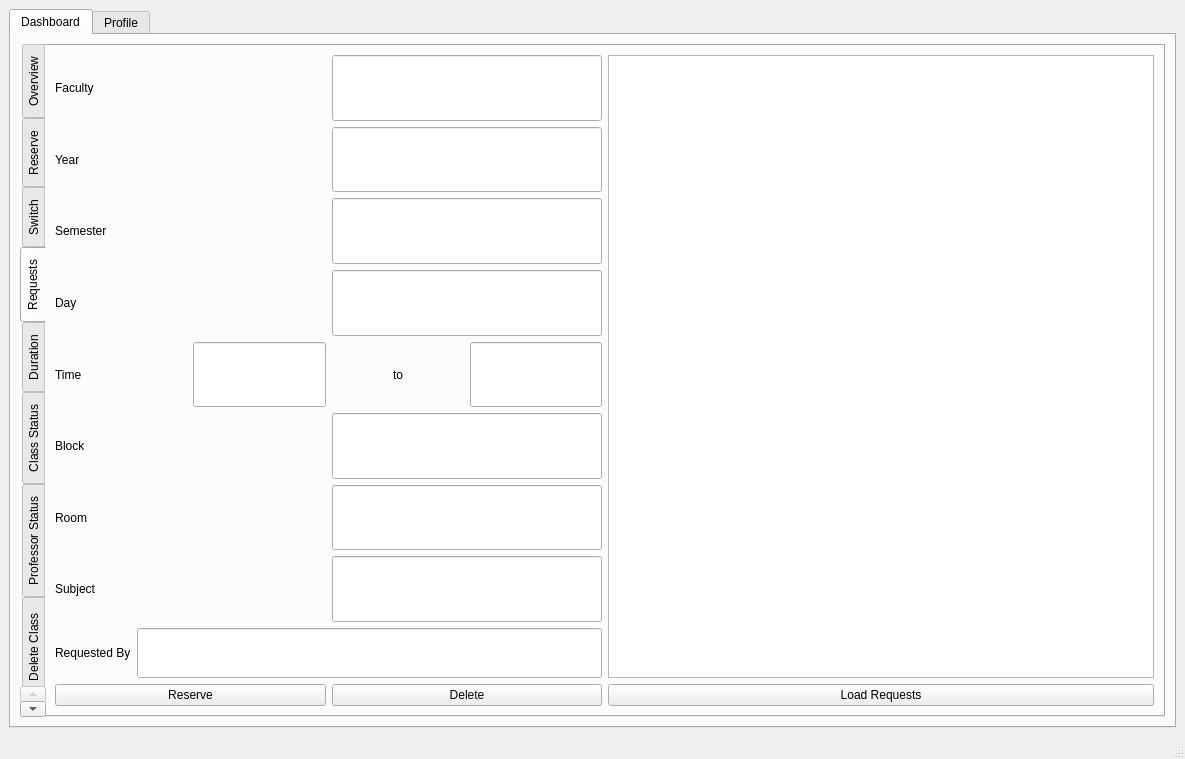
First picture: the form in bms/mainwindow.ui, repository MythicSTR/bms-project, before the edit.
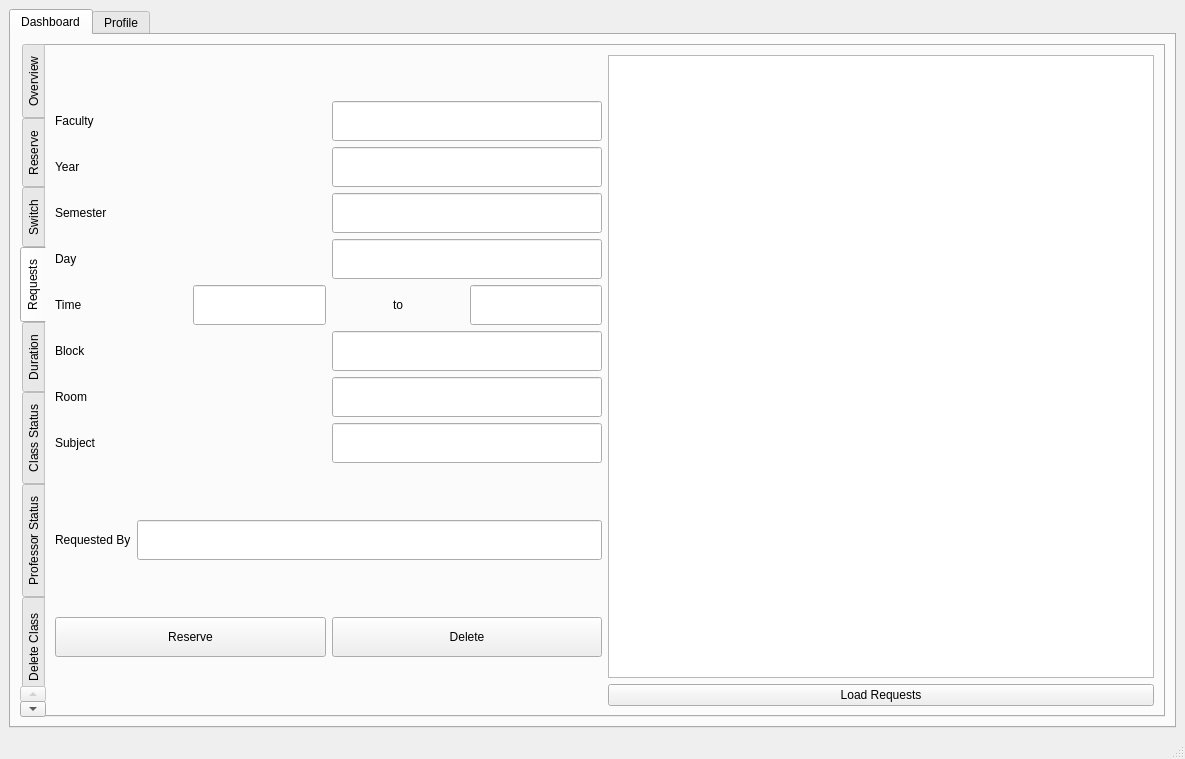
Second picture: the form after the edit. The open tabs and pages were chosen to show the change. Icons and pictures are not drawn.

The edit to the form file:
```diff
--- a/bms/mainwindow.ui
+++ b/bms/mainwindow.ui
@@ -51,6 +51,12 @@
        <layout class="QHBoxLayout" name="horizontalLayout_2">
         <item>
          <widget class="QTabWidget" name="dashboardTabWidget">
+          <property name="sizePolicy">
+           <sizepolicy hsizetype="Expanding" vsizetype="Expanding">
+            <horstretch>0</horstretch>
+            <verstretch>0</verstretch>
+           </sizepolicy>
+          </property>
           <property name="styleSheet">
            <string notr="true"/>
           </property>
@@ -1294,11 +1300,17 @@
                   <item>
                    <widget class="QLineEdit" name="req_faculty">
                     <property name="sizePolicy">
-                     <sizepolicy hsizetype="Minimum" vsizetype="Minimum">
+                     <sizepolicy hsizetype="Minimum" vsizetype="Maximum">
                       <horstretch>0</horstretch>
                       <verstretch>0</verstretch>
                      </sizepolicy>
                     </property>
+                    <property name="minimumSize">
+                     <size>
+                      <width>0</width>
+                      <height>40</height>
+                     </size>
+                    </property>
                    </widget>
                   </item>
                  </layout>
@@ -1321,11 +1333,17 @@
                   <item>
                    <widget class="QLineEdit" name="req_year">
                     <property name="sizePolicy">
-                     <sizepolicy hsizetype="Minimum" vsizetype="Minimum">
+                     <sizepolicy hsizetype="Minimum" vsizetype="Maximum">
                       <horstretch>0</horstretch>
                       <verstretch>0</verstretch>
                      </sizepolicy>
                     </property>
+                    <property name="minimumSize">
+                     <size>
+                      <width>0</width>
+                      <height>40</height>
+                     </size>
+                    </property>
                    </widget>
                   </item>
                  </layout>
@@ -1348,11 +1366,17 @@
                   <item>
                    <widget class="QLineEdit" name="req_semester">
                     <property name="sizePolicy">
-                     <sizepolicy hsizetype="Minimum" vsizetype="Minimum">
+                     <sizepolicy hsizetype="Minimum" vsizetype="Maximum">
                       <horstretch>0</horstretch>
                       <verstretch>0</verstretch>
                      </sizepolicy>
                     </property>
+                    <property name="minimumSize">
+                     <size>
+                      <width>0</width>
+                      <height>40</height>
+                     </size>
+                    </property>
                    </widget>
                   </item>
                  </layout>
@@ -1375,11 +1399,17 @@
                   <item>
                    <widget class="QLineEdit" name="req_day">
                     <property name="sizePolicy">
-                     <sizepolicy hsizetype="Minimum" vsizetype="Minimum">
+                     <sizepolicy hsizetype="Minimum" vsizetype="Maximum">
                       <horstretch>0</horstretch>
                       <verstretch>0</verstretch>
                      </sizepolicy>
                     </property>
+                    <property name="minimumSize">
+                     <size>
+                      <width>0</width>
+                      <height>40</height>
+                     </size>
+                    </property>
                    </widget>
                   </item>
                  </layout>
@@ -1402,11 +1432,17 @@
                   <item>
                    <widget class="QLineEdit" name="req_start">
                     <property name="sizePolicy">
-                     <sizepolicy hsizetype="Minimum" vsizetype="Minimum">
+                     <sizepolicy hsizetype="Minimum" vsizetype="Maximum">
                       <horstretch>0</horstretch>
                       <verstretch>0</verstretch>
                      </sizepolicy>
                     </property>
+                    <property name="minimumSize">
+                     <size>
+                      <width>0</width>
+                      <height>40</height>
+                     </size>
+                    </property>
                    </widget>
                   </item>
                   <item>
@@ -1422,11 +1458,17 @@
                   <item>
                    <widget class="QLineEdit" name="req_end">
                     <property name="sizePolicy">
-                     <sizepolicy hsizetype="Minimum" vsizetype="Minimum">
+                     <sizepolicy hsizetype="Minimum" vsizetype="Maximum">
                       <horstretch>0</horstretch>
                       <verstretch>0</verstretch>
                      </sizepolicy>
                     </property>
+                    <property name="minimumSize">
+                     <size>
+                      <width>0</width>
+                      <height>40</height>
+                     </size>
+                    </property>
                    </widget>
                   </item>
                  </layout>
@@ -1449,11 +1491,17 @@
                   <item>
                    <widget class="QLineEdit" name="req_block">
                     <property name="sizePolicy">
-                     <sizepolicy hsizetype="Minimum" vsizetype="Minimum">
+                     <sizepolicy hsizetype="Minimum" vsizetype="Maximum">
                       <horstretch>0</horstretch>
                       <verstretch>0</verstretch>
                      </sizepolicy>
                     </property>
+                    <property name="minimumSize">
+                     <size>
+                      <width>0</width>
+                      <height>40</height>
+                     </size>
+                    </property>
                    </widget>
                   </item>
                  </layout>
@@ -1476,11 +1524,17 @@
                   <item>
                    <widget class="QLineEdit" name="req_room">
                     <property name="sizePolicy">
-                     <sizepolicy hsizetype="Minimum" vsizetype="Minimum">
+                     <sizepolicy hsizetype="Minimum" vsizetype="Maximum">
                       <horstretch>0</horstretch>
                       <verstretch>0</verstretch>
                      </sizepolicy>
                     </property>
+                    <property name="minimumSize">
+                     <size>
+                      <width>0</width>
+                      <height>40</height>
+                     </size>
+                    </property>
                    </widget>
                   </item>
                  </layout>
@@ -1503,11 +1557,17 @@
                   <item>
                    <widget class="QLineEdit" name="req_subject">
                     <property name="sizePolicy">
-                     <sizepolicy hsizetype="Minimum" vsizetype="Minimum">
+                     <sizepolicy hsizetype="Minimum" vsizetype="Maximum">
                       <horstretch>0</horstretch>
                       <verstretch>0</verstretch>
                      </sizepolicy>
                     </property>
+                    <property name="minimumSize">
+                     <size>
+                      <width>0</width>
+                      <height>40</height>
+                     </size>
+                    </property>
                    </widget>
                   </item>
                  </layout>
@@ -1538,7 +1598,7 @@
                 <item>
                  <widget class="QLineEdit" name="req_professor">
                   <property name="sizePolicy">
-                   <sizepolicy hsizetype="Expanding" vsizetype="Fixed">
+                   <sizepolicy hsizetype="Expanding" vsizetype="Maximum">
                     <horstretch>0</horstretch>
                     <verstretch>0</verstretch>
                    </sizepolicy>
@@ -1546,7 +1606,7 @@
                   <property name="minimumSize">
                    <size>
                     <width>0</width>
-                    <height>50</height>
+                    <height>40</height>
                    </size>
                   </property>
                  </widget>
@@ -1557,6 +1617,18 @@
                <layout class="QHBoxLayout" name="horizontalLayout_40">
                 <item>
                  <widget class="QPushButton" name="req_reserve">
+                  <property name="sizePolicy">
+                   <sizepolicy hsizetype="Minimum" vsizetype="Maximum">
+                    <horstretch>0</horstretch>
+                    <verstretch>0</verstretch>
+                   </sizepolicy>
+                  </property>
+                  <property name="minimumSize">
+                   <size>
+                    <width>0</width>
+                    <height>40</height>
+                   </size>
+                  </property>
                   <property name="text">
                    <string>Reserve</string>
                   </property>
@@ -1564,6 +1636,18 @@
                 </item>
                 <item>
                  <widget class="QPushButton" name="req_delete">
+                  <property name="sizePolicy">
+                   <sizepolicy hsizetype="Minimum" vsizetype="Maximum">
+                    <horstretch>0</horstretch>
+                    <verstretch>0</verstretch>
+                   </sizepolicy>
+                  </property>
+                  <property name="minimumSize">
+                   <size>
+                    <width>0</width>
+                    <height>40</height>
+                   </size>
+                  </property>
                   <property name="text">
                    <string>Delete</string>
                   </property>
```
Left out of the diff: 107 changed lines with no effect on the pictures.
